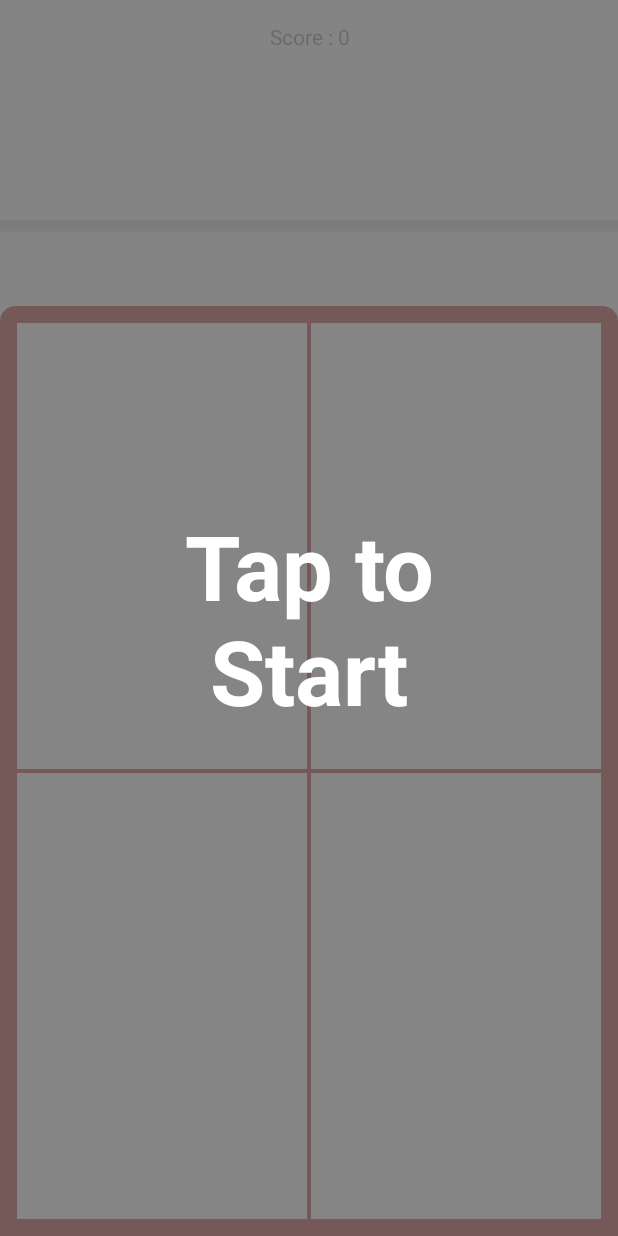
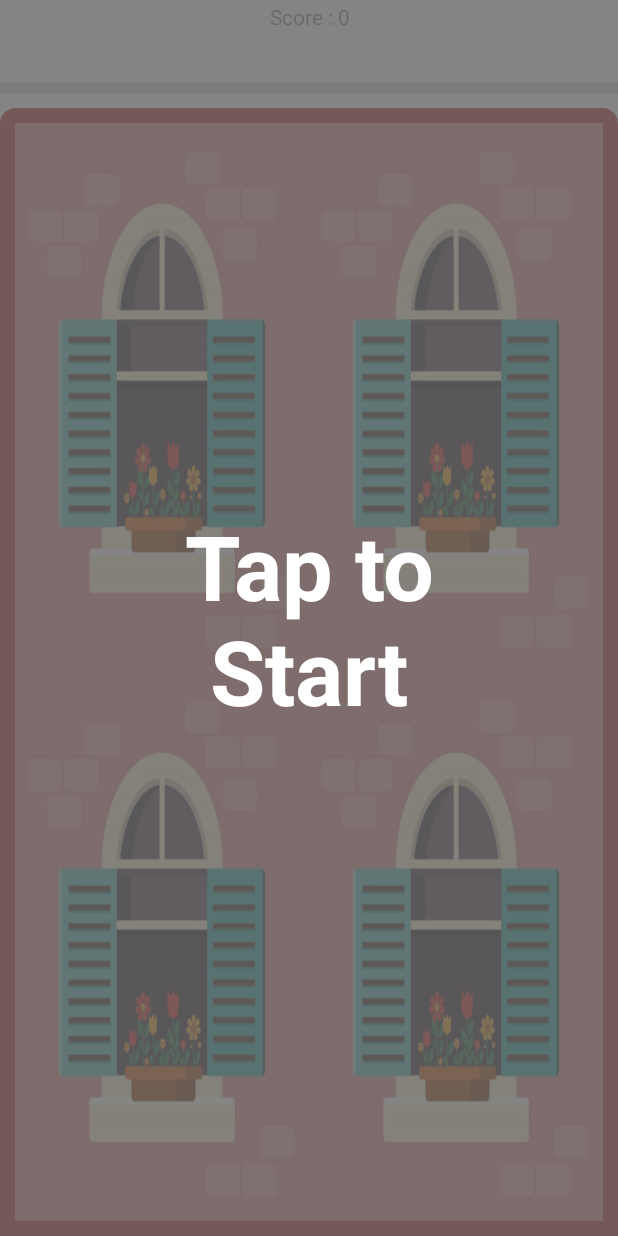
Before and after one commit to imhobo/spotAndTouch, an Android app: the GameActivity screen opened directly, with no data from a screen before it, on a phone screen of 412 x 824 dp. Run offline under Robolectric (Android 15) with nearby library versions, the phone set to English and light mode, and no system bars.

Commit message:
add image scaling

```diff
--- a/app/src/main/java/com/example/avantika/clickit/GameActivity.java
+++ b/app/src/main/java/com/example/avantika/clickit/GameActivity.java
@@ -2,12 +2,16 @@ package com.example.avantika.clickit;
 
 import android.content.DialogInterface;
 import android.content.Intent;
-import android.graphics.Color;
+import android.graphics.Bitmap;
+import android.graphics.drawable.BitmapDrawable;
+import android.graphics.drawable.Drawable;
+import android.os.Build;
 import android.os.CountDownTimer;
+import android.support.v4.content.ContextCompat;
 import android.support.v7.app.AlertDialog;
 import android.support.v7.app.AppCompatActivity;
 import android.os.Bundle;
-import android.util.Log;
+import android.util.DisplayMetrics;
 import android.view.MotionEvent;
 import android.view.View;
 import android.widget.LinearLayout;
@@ -41,6 +45,8 @@ public class GameActivity extends AppCompatActivity implements View.OnClickListe
     LinearLayout gridLayout;
     RelativeLayout parentLayout;
     int tickTimer = 10;
+    Drawable selectedBox;
+    Drawable unselectedBox;
 
 
     //@RequiresApi(api = Build.VERSION_CODES.JELLY_BEAN)
@@ -65,7 +71,6 @@ public class GameActivity extends AppCompatActivity implements View.OnClickListe
         pb.setScaleY(pb.getScaleY() * progressMultiplier);
 
         gridLayout = (LinearLayout) findViewById(R.id.llgrid);
-//        gridLayout.setBackgroundColor(Color.parseColor(backColor));
         gridLayout.setWeightSum(orderGrid);
 
         LinearLayout[] horLayout = new LinearLayout[orderGrid];
@@ -87,9 +92,28 @@ public class GameActivity extends AppCompatActivity implements View.OnClickListe
                 verLayout[i][j].setLayoutParams(new LinearLayout.LayoutParams(LinearLayout.LayoutParams.WRAP_CONTENT,
                         LinearLayout.LayoutParams.MATCH_PARENT, 1.0f));
                 horLayout[i].addView(verLayout[i][j]);
-                verLayout[i][j].setBackgroundResource(R.drawable.custom_border_unselected);
+//                verLayout[i][j].setBackgroundResource(R.drawable.custom_border_unselected);
+//                verLayout[i][j].setBackgroundResource();
 
                 verLayout[i][j].setOnClickListener(this);
+            }
+        }
+
+        DisplayMetrics displayMetrics = new DisplayMetrics();
+        getWindowManager().getDefaultDisplay().getMetrics(displayMetrics);
+        int height = displayMetrics.heightPixels;
+        int width = displayMetrics.widthPixels;
+        int widthBox = (int)Math.ceil((float)width/orderGrid);
+        int heightBox = (int) Math.ceil(((float)height*0.8f)/orderGrid);
+
+        selectedBox = getScaledDrawable(R.drawable.close_window, widthBox, heightBox);
+        unselectedBox = getScaledDrawable(R.drawable.open_window, widthBox, heightBox);
+
+        for(int i=0;i<orderGrid;i++)
+        {
+            for(int j=0;j<orderGrid;j++)
+            {
+                setBackgroundDrawable(verLayout[i][j], unselectedBox);
             }
         }
 
@@ -114,8 +138,10 @@ public class GameActivity extends AppCompatActivity implements View.OnClickListe
             cur = rand.nextInt(orderGrid * orderGrid);
             prev = cur;
 
-            verLayout[cur/orderGrid][cur%orderGrid].setBackgroundColor(Color.parseColor(selectedColor));
-            verLayout[cur/orderGrid][cur%orderGrid].setBackgroundResource(R.drawable.custom_border_selected);
+
+            setBackgroundDrawable(verLayout[cur/orderGrid][cur%orderGrid], selectedBox);
+//            verLayout[cur/orderGrid][cur%orderGrid].setBackgroundColor(Color.parseColor(selectedColor));
+//            verLayout[cur/orderGrid][cur%orderGrid].setBackgroundResource(R.drawable.custom_border_selected);
 
 
             startTimer();
@@ -132,12 +158,13 @@ public class GameActivity extends AppCompatActivity implements View.OnClickListe
             while(prev==cur) {
                 cur = rand.nextInt(orderGrid * orderGrid);
             }
-            verLayout[cur/orderGrid][cur%orderGrid].setBackgroundColor(Color.parseColor(selectedColor));
-            verLayout[cur/orderGrid][cur%orderGrid].setBackgroundResource(R.drawable.custom_border_selected);
-//            verLayout[cur / orderGrid][cur % orderGrid].setBackground(getResources().getDrawable(R.drawable.sample2));
-            verLayout[prev / orderGrid][prev % orderGrid].setBackgroundColor(Color.parseColor(backColor));
-            verLayout[prev/orderGrid][prev%orderGrid].setBackgroundResource(R.drawable.custom_border_unselected);
-//            verLayout[prev / orderGrid][prev % orderGrid].setBackgroundResource(0);
+//            verLayout[cur/orderGrid][cur%orderGrid].setBackgroundColor(Color.parseColor(selectedColor));
+//            verLayout[cur/orderGrid][cur%orderGrid].setBackgroundResource(R.drawable.custom_border_selected);
+            setBackgroundDrawable(verLayout[cur/orderGrid][cur%orderGrid], selectedBox);
+
+//            verLayout[prev / orderGrid][prev % orderGrid].setBackgroundColor(Color.parseColor(backColor));
+//            verLayout[prev/orderGrid][prev%orderGrid].setBackgroundResource(R.drawable.custom_border_unselected);
+            setBackgroundDrawable(verLayout[prev/orderGrid][prev%orderGrid], unselectedBox);
             prev=cur;
         }
 
@@ -256,6 +283,24 @@ public class GameActivity extends AppCompatActivity implements View.OnClickListe
     }
 
 
+    Drawable getScaledDrawable(int drawable, int width, int height) {
+        Drawable dr = ContextCompat.getDrawable(this, drawable);
+        Bitmap bitmap = ((BitmapDrawable) dr).getBitmap();
+        Drawable d = new BitmapDrawable(getResources(), Bitmap.createScaledBitmap(bitmap, width, height, true));
+        return d;
+    }
+
+    void setBackgroundDrawable(LinearLayout layout, Drawable drawable)
+    {
+        if (Build.VERSION.SDK_INT >= Build.VERSION_CODES.JELLY_BEAN) {
+            layout.setBackground(drawable);
+        }
+        else
+        {
+            layout.setBackgroundDrawable(drawable);
+        }
+    }
+
     @Override
     public void onBackPressed() {
         pauseGame();
```
